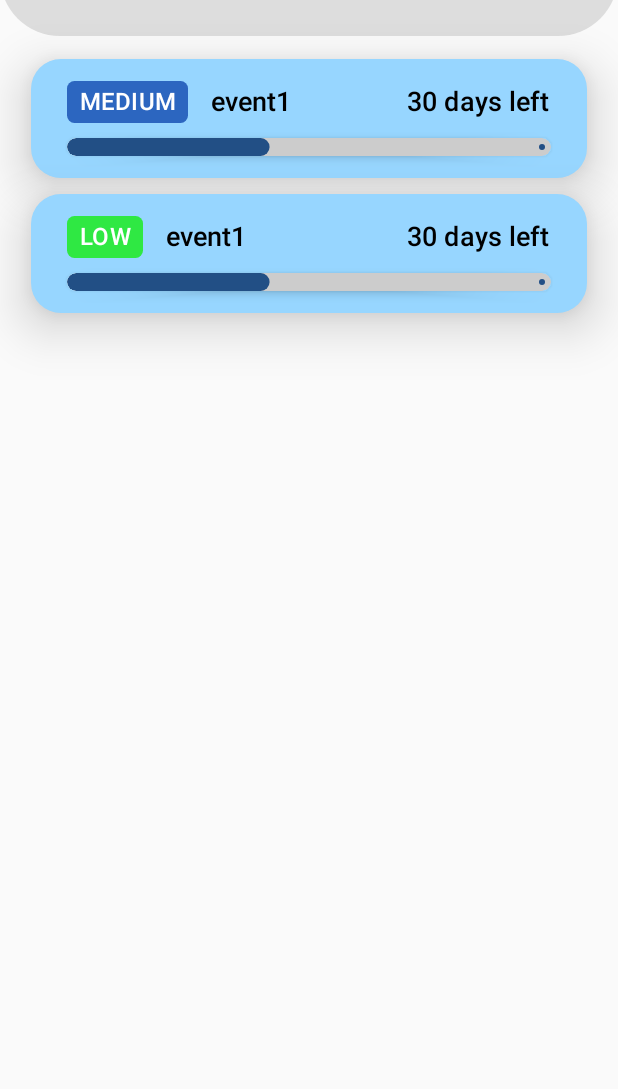
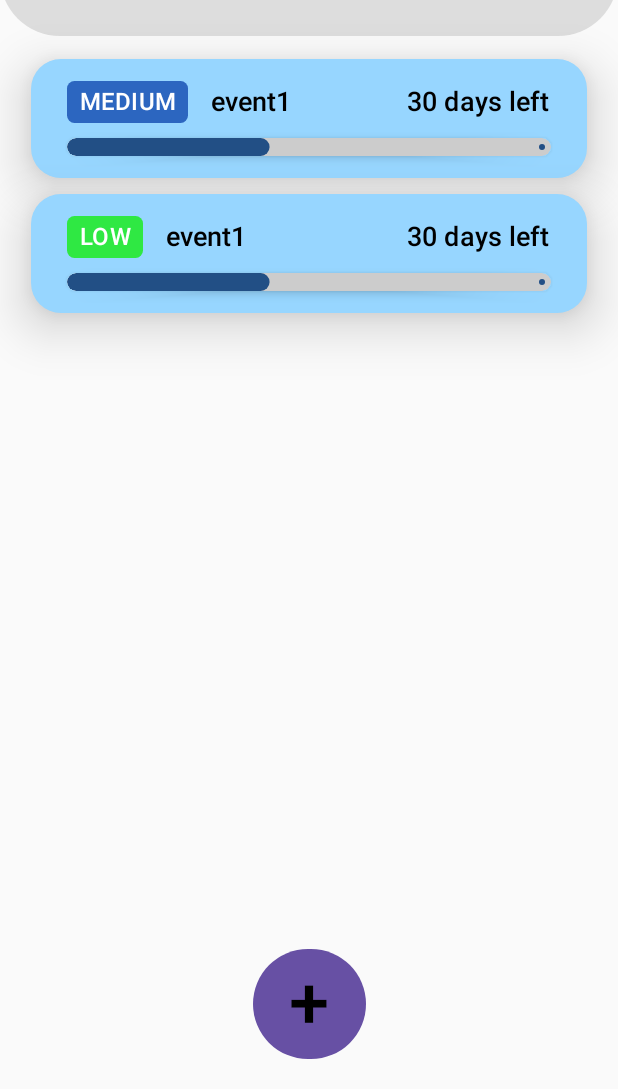
Before and after one commit to shanemalka9/Deadlines, an Android app built with Jetpack Compose: the HomeScreen screen opened through its navigation route, on a phone screen of 412 x 824 dp, the part 147-1236 px from its top. Run offline under Robolectric (Android 15) with nearby library versions, the phone set to English and light mode, and no system bars.

Commit message:
added '+' button

```diff
--- a/app/src/main/java/lk/ms/deadlines/ui/home/HomeScreen.kt
+++ b/app/src/main/java/lk/ms/deadlines/ui/home/HomeScreen.kt
@@ -78,7 +78,7 @@ fun HomeScreen(){
         }
         Column(
             modifier = Modifier
-                .fillMaxSize()
+                .weight(1f)
                 .padding(0.dp, 10.dp),
             horizontalAlignment = Alignment.CenterHorizontally,
             verticalArrangement = Arrangement.Top,
@@ -94,6 +94,25 @@ fun HomeScreen(){
                 eventRisk = "LOW",
                 timeLeft = "30 days left",
                 onClick = {/*wde*/ })
+        }
+        Row(
+            modifier = Modifier
+                .fillMaxWidth()
+                .padding(0.dp, 20.dp),
+            horizontalArrangement = Arrangement.Center,
+            verticalAlignment = Alignment.CenterVertically
+        ) {
+            Button(
+                onClick = {/*TODO*/},
+                shape = RoundedCornerShape(50.dp)
+            ) {
+                Text(
+                    text = "+",
+                    fontSize = 48.sp,
+                    textAlign = TextAlign.Left,
+                    color = Color.Black
+                )
+            }
         }
     }
 }
```
